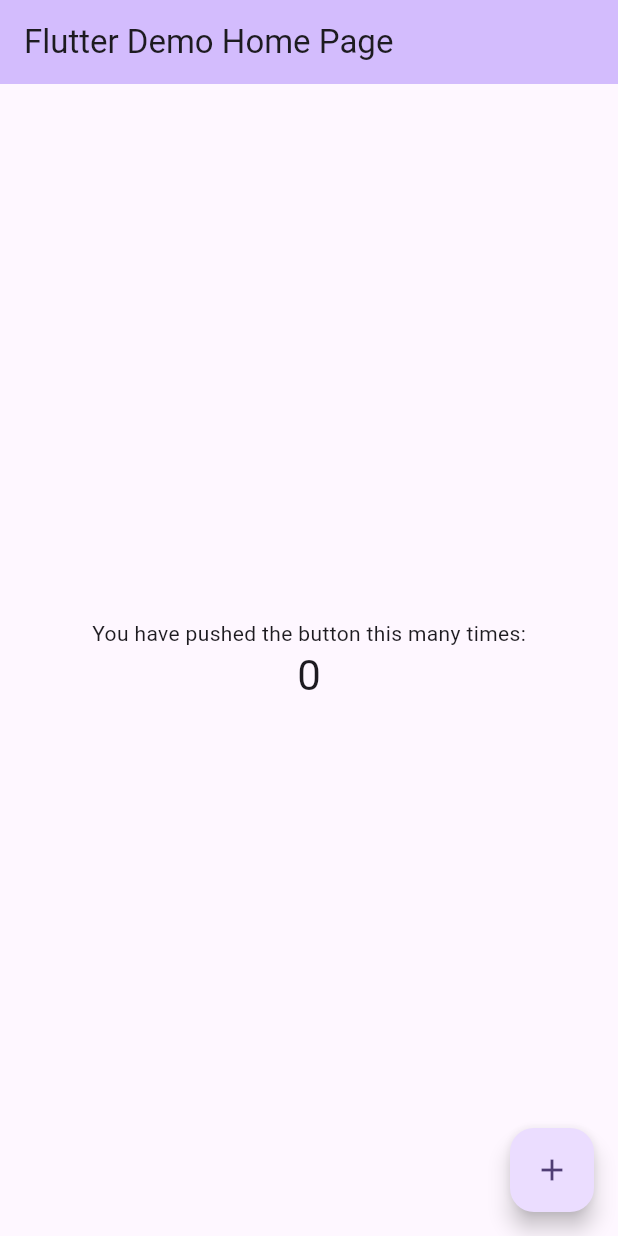
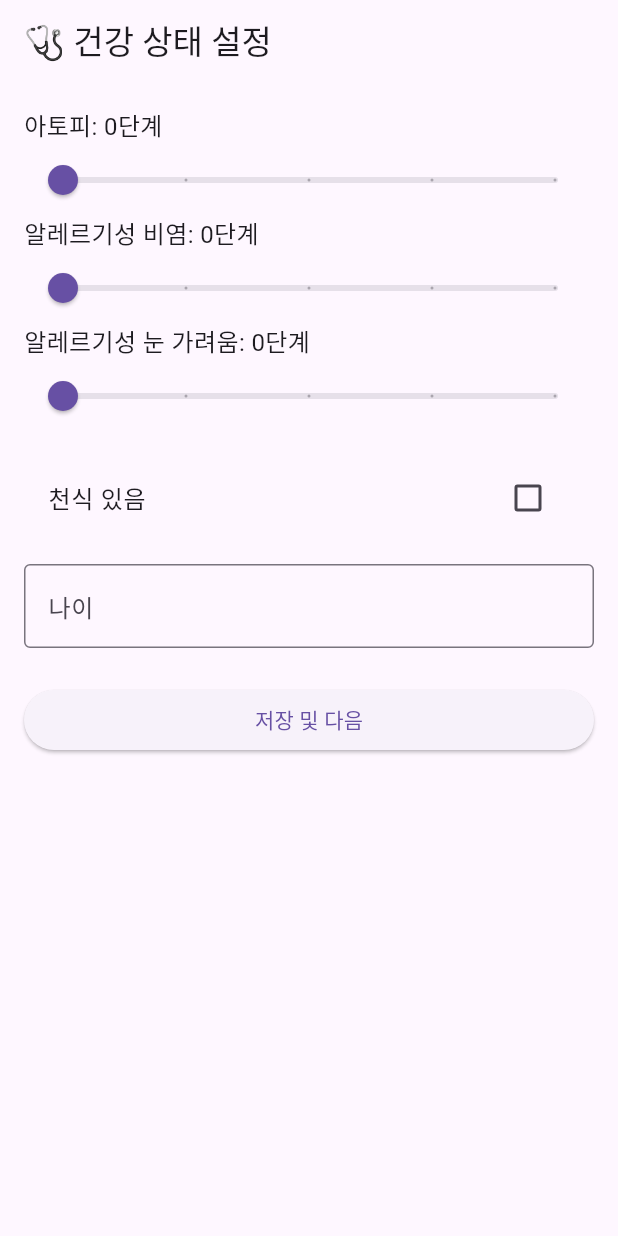
Before and after one commit to jun-atmos/zero, a Flutter app: the screen it shows after launch, on a phone screen of 412 x 824 dp. Run offline on Flutter 3.47's test engine with Material 3 defaults, Android fonts, the phone set to English and light mode, and no system bars.

Commit message:
dart 예시 자료

```diff
--- a/lib/main.dart
+++ b/lib/main.dart
@@ -1,122 +1,91 @@
 import 'package:flutter/material.dart';
 
-void main() {
-  runApp(const MyApp());
-}
+void main() => runApp(const MyApp());
 
 class MyApp extends StatelessWidget {
   const MyApp({super.key});
 
-  // This widget is the root of your application.
   @override
   Widget build(BuildContext context) {
     return MaterialApp(
-      title: 'Flutter Demo',
-      theme: ThemeData(
-        // This is the theme of your application.
-        //
-        // TRY THIS: Try running your application with "flutter run". You'll see
-        // the application has a purple toolbar. Then, without quitting the app,
-        // try changing the seedColor in the colorScheme below to Colors.green
-        // and then invoke "hot reload" (save your changes or press the "hot
-        // reload" button in a Flutter-supported IDE, or press "r" if you used
-        // the command line to start the app).
-        //
-        // Notice that the counter didn't reset back to zero; the application
-        // state is not lost during the reload. To reset the state, use hot
-        // restart instead.
-        //
-        // This works for code too, not just values: Most code changes can be
-        // tested with just a hot reload.
-        colorScheme: ColorScheme.fromSeed(seedColor: Colors.deepPurple),
-      ),
-      home: const MyHomePage(title: 'Flutter Demo Home Page'),
+      home: const HealthSettingsPage(),
+      debugShowCheckedModeBanner: false,
     );
   }
 }
 
-class MyHomePage extends StatefulWidget {
-  const MyHomePage({super.key, required this.title});
-
-  // This widget is the home page of your application. It is stateful, meaning
-  // that it has a State object (defined below) that contains fields that affect
-  // how it looks.
-
-  // This class is the configuration for the state. It holds the values (in this
-  // case the title) provided by the parent (in this case the App widget) and
-  // used by the build method of the State. Fields in a Widget subclass are
-  // always marked "final".
-
-  final String title;
+class HealthSettingsPage extends StatefulWidget {
+  const HealthSettingsPage({super.key});
 
   @override
-  State<MyHomePage> createState() => _MyHomePageState();
+  State<HealthSettingsPage> createState() => _HealthSettingsPageState();
 }
 
-class _MyHomePageState extends State<MyHomePage> {
-  int _counter = 0;
+class _HealthSettingsPageState extends State<HealthSettingsPage> {
+  double atopyLevel = 0;
+  double rhinitisLevel = 0;
+  double eyeAllergyLevel = 0;
+  bool hasAsthma = false;
+  final TextEditingController ageController = TextEditingController();
 
-  void _incrementCounter() {
-    setState(() {
-      // This call to setState tells the Flutter framework that something has
-      // changed in this State, which causes it to rerun the build method below
-      // so that the display can reflect the updated values. If we changed
-      // _counter without calling setState(), then the build method would not be
-      // called again, and so nothing would appear to happen.
-      _counter++;
-    });
+  Widget _buildSlider(String title, double value, ValueChanged<double> onChanged) {
+    return Column(
+      crossAxisAlignment: CrossAxisAlignment.start,
+      children: [
+        Text('$title: ${value.round()}단계', style: const TextStyle(fontSize: 16)),
+        Slider(
+          value: value,
+          onChanged: onChanged,
+          divisions: 4,
+          min: 0,
+          max: 4,
+          label: value.round().toString(),
+        ),
+      ],
+    );
   }
 
   @override
   Widget build(BuildContext context) {
-    // This method is rerun every time setState is called, for instance as done
-    // by the _incrementCounter method above.
-    //
-    // The Flutter framework has been optimized to make rerunning build methods
-    // fast, so that you can just rebuild anything that needs updating rather
-    // than having to individually change instances of widgets.
     return Scaffold(
-      appBar: AppBar(
-        // TRY THIS: Try changing the color here to a specific color (to
-        // Colors.amber, perhaps?) and trigger a hot reload to see the AppBar
-        // change color while the other colors stay the same.
-        backgroundColor: Theme.of(context).colorScheme.inversePrimary,
-        // Here we take the value from the MyHomePage object that was created by
-        // the App.build method, and use it to set our appbar title.
-        title: Text(widget.title),
-      ),
-      body: Center(
-        // Center is a layout widget. It takes a single child and positions it
-        // in the middle of the parent.
-        child: Column(
-          // Column is also a layout widget. It takes a list of children and
-          // arranges them vertically. By default, it sizes itself to fit its
-          // children horizontally, and tries to be as tall as its parent.
-          //
-          // Column has various properties to control how it sizes itself and
-          // how it positions its children. Here we use mainAxisAlignment to
-          // center the children vertically; the main axis here is the vertical
-          // axis because Columns are vertical (the cross axis would be
-          // horizontal).
-          //
-          // TRY THIS: Invoke "debug painting" (choose the "Toggle Debug Paint"
-          // action in the IDE, or press "p" in the console), to see the
-          // wireframe for each widget.
-          mainAxisAlignment: MainAxisAlignment.center,
-          children: <Widget>[
-            const Text('You have pushed the button this many times:'),
-            Text(
-              '$_counter',
-              style: Theme.of(context).textTheme.headlineMedium,
+      appBar: AppBar(title: const Text("🩺 건강 상태 설정")),
+      body: Padding(
+        padding: const EdgeInsets.all(16),
+        child: ListView(
+          children: [
+            _buildSlider("아토피", atopyLevel, (val) => setState(() => atopyLevel = val)),
+            _buildSlider("알레르기성 비염", rhinitisLevel, (val) => setState(() => rhinitisLevel = val)),
+            _buildSlider("알레르기성 눈 가려움", eyeAllergyLevel, (val) => setState(() => eyeAllergyLevel = val)),
+            const SizedBox(height: 16),
+            CheckboxListTile(
+              title: const Text("천식 있음"),
+              value: hasAsthma,
+              onChanged: (val) => setState(() => hasAsthma = val ?? false),
+            ),
+            const SizedBox(height: 16),
+            TextField(
+              controller: ageController,
+              keyboardType: TextInputType.number,
+              decoration: const InputDecoration(
+                labelText: "나이",
+                border: OutlineInputBorder(),
+              ),
+            ),
+            const SizedBox(height: 24),
+            ElevatedButton(
+              onPressed: () {
+                // 여기에 저장 혹은 다음 단계로 이동하는 로직 작성
+                print("아토피: ${atopyLevel.round()}");
+                print("비염: ${rhinitisLevel.round()}");
+                print("눈 가려움: ${eyeAllergyLevel.round()}");
+                print("천식: $hasAsthma");
+                print("나이: ${ageController.text}");
+              },
+              child: const Text("저장 및 다음"),
             ),
           ],
         ),
       ),
-      floatingActionButton: FloatingActionButton(
-        onPressed: _incrementCounter,
-        tooltip: 'Increment',
-        child: const Icon(Icons.add),
-      ), // This trailing comma makes auto-formatting nicer for build methods.
     );
   }
 }
```
